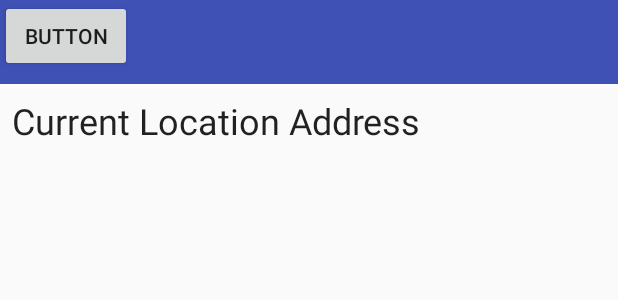
After one commit to Leviaran/weather_mvvm, an Android app: the layout activity_splash.xml on its own in the app's theme, with its tools: preview values and no code run, on a phone screen of 412 x 824 dp. The commit adds this screen. Shown: the top 300 px of the screen. Run offline under Robolectric (Android 15) with nearby library versions, the phone set to English and light mode, and no system bars.

Commit message:
temp of current location

```diff
--- a/app/src/main/java/ran/singletondev/gojek_android_asignment/di/AppModule.kt
+++ b/app/src/main/java/ran/singletondev/gojek_android_asignment/di/AppModule.kt
@@ -14,6 +14,6 @@ import javax.inject.Singleton
 class AppModule {
 
     @Provides
-    fun provideContet(application : App) : Context = application.applicationContext
+    fun provideContext(application : App) : Context = application.applicationContext
 
 }
--- a/app/src/main/java/ran/singletondev/gojek_android_asignment/di/NetModule.kt
+++ b/app/src/main/java/ran/singletondev/gojek_android_asignment/di/NetModule.kt
@@ -39,4 +39,5 @@ class NetModule {
                 .addInterceptor(logging)
                 .build()
     }
+
 }
--- /dev/null
+++ b/app/src/main/res/layout/activity_splash.xml
@@ -0,0 +1,48 @@
+<?xml version="1.0" encoding="utf-8"?>
+<android.support.constraint.ConstraintLayout
+    xmlns:android="http://schemas.android.com/apk/res/android"
+    xmlns:app="http://schemas.android.com/apk/res-auto"
+    xmlns:tools="http://schemas.android.com/tools"
+    android:layout_width="match_parent"
+    android:layout_height="match_parent"
+    tools:context=".splash.AddressListActivity">
+    <android.support.v7.widget.Toolbar
+        android:id="@+id/toolbar"
+        android:layout_width="match_parent"
+        android:layout_height="?attr/actionBarSize"
+        android:background="?attr/colorPrimary"
+        app:layout_constraintLeft_toLeftOf="parent"
+        app:layout_constraintRight_toRightOf="parent"
+        app:layout_constraintTop_toTopOf="parent"/>
+    <TextView
+        android:layout_width="match_parent"
+        android:layout_height="wrap_content"
+        android:layout_margin="8dp"
+        android:id="@+id/add_label"
+        android:textAppearance="@style/TextAppearance.AppCompat.Headline"
+        android:text="Current Location Address"
+        app:layout_constraintLeft_toLeftOf="parent"
+        app:layout_constraintRight_toRightOf="parent"
+        app:layout_constraintTop_toBottomOf="@+id/toolbar"/>
+    <TextView
+        android:layout_width="match_parent"
+        android:layout_height="wrap_content"
+        android:layout_margin="8dp"
+        android:layout_marginTop="16dp"
+        android:id="@+id/current_address"
+        android:textAppearance="@style/TextAppearance.AppCompat.Large"
+        android:lines="10"
+        app:layout_constraintLeft_toLeftOf="parent"
+        app:layout_constraintRight_toRightOf="parent"
+        app:layout_constraintTop_toBottomOf="@+id/add_label"/>
+
+    <Button
+        android:id="@+id/button"
+        android:layout_width="wrap_content"
+        android:layout_height="wrap_content"
+        android:text="Button"
+        tools:layout_editor_absoluteX="137dp"
+        tools:layout_editor_absoluteY="397dp" />
+
+
+</android.support.constraint.ConstraintLayout>
--- a/app/src/main/res/layout/bottom_sheet.xml
+++ b/app/src/main/res/layout/bottom_sheet.xml
@@ -6,7 +6,7 @@
     android:layout_width="match_parent"
     android:layout_height="280dp"
     android:orientation="vertical"
-    app:behavior_peekHeight="0dp"
+    app:behavior_peekHeight="56dp"
     app:behavior_hideable="true"
     android:clickable="true"
     app:layout_behavior="android.support.design.widget.BottomSheetBehavior"
```
Also changed, not shown: app/build.gradle (+6 -2 lines), app/src/main/AndroidManifest.xml (+21 -4 lines), app/src/main/java/ran/singletondev/gojek_android_asignment/dashboard/ForecastActivity.kt (+11 -0 lines), app/src/main/java/ran/singletondev/gojek_android_asignment/dashboard/ForecastViewModel.kt (+16 -0 lines), app/src/main/java/ran/singletondev/gojek_android_asignment/splash/AddressListActivity.java (added, +174 -0 lines), app/src/main/java/ran/singletondev/gojek_android_asignment/splash/FetchAddressIntentService.kt (added, +85 -0 lines), app/src/main/java/ran/singletondev/gojek_android_asignment/splash/GetAddressIntentService.java (added, +102 -0 lines), app/src/main/java/ran/singletondev/gojek_android_asignment/splash/SplashActivity.kt (added, +124 -0 lines).
